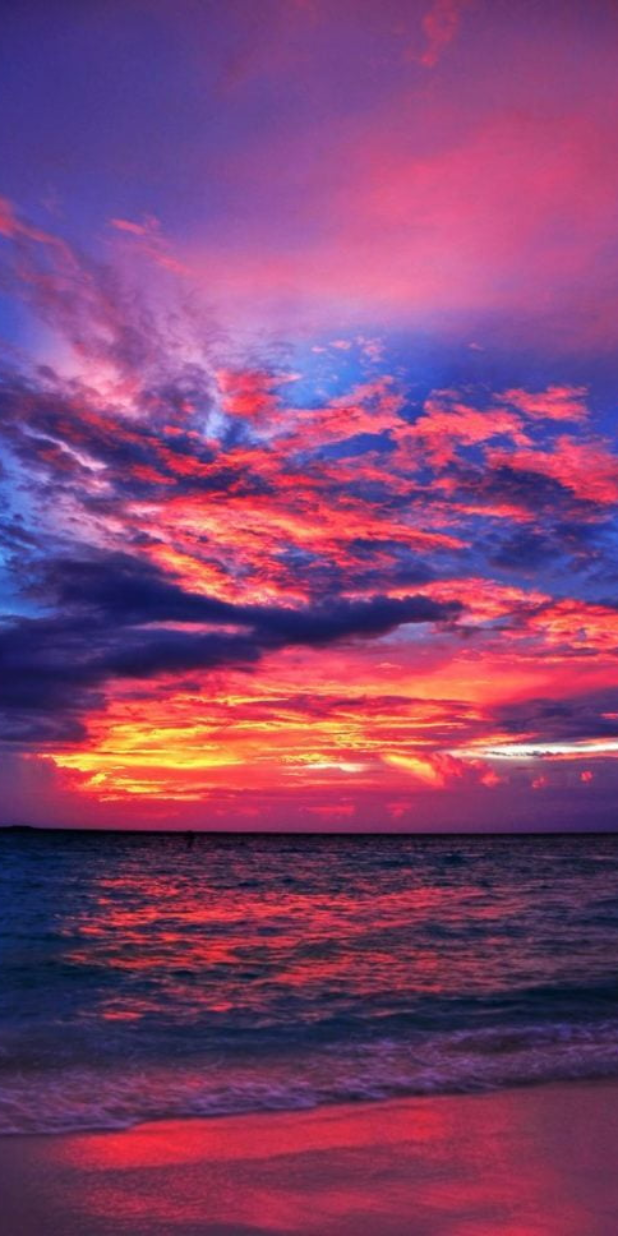
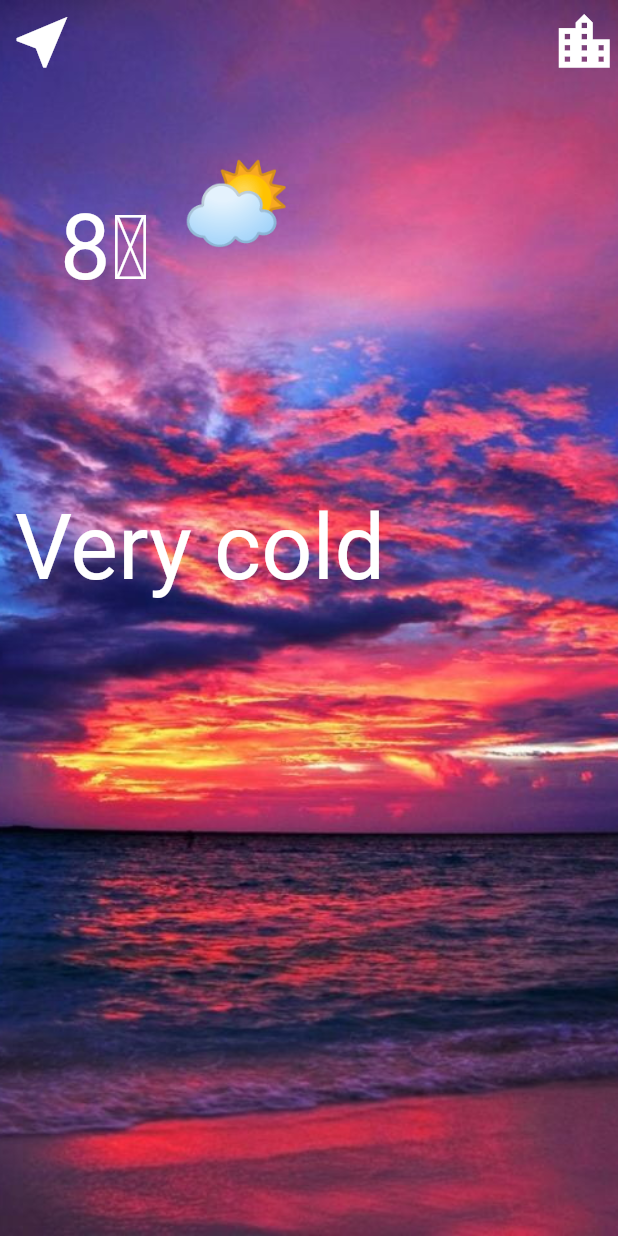
Before and after one commit to BestCod3/weather_app, a Flutter app: the screen it shows after launch, on a phone screen of 412 x 824 dp. Run offline on Flutter 3.47's test engine with Material 2 defaults, Android fonts, the phone set to English and light mode, and no system bars.

Commit message:
code prossecing

```diff
--- a/lib/pages/homePage.dart
+++ b/lib/pages/homePage.dart
@@ -7,10 +7,57 @@ class HomePage extends StatelessWidget {
   Widget build(BuildContext context) {
     return SafeArea(
       child: Scaffold(
+        extendBodyBehindAppBar: true,
+        appBar: AppBar(
+          elevation: 0,
+          backgroundColor: Colors.transparent,
+          leading: Icon(
+            Icons.near_me,
+            size: 45,
+          ),
+          actions: [
+            Icon(
+              Icons.location_city,
+              size: 45,
+            )
+          ],
+        ),
         body: Container(
+          width: double.infinity,
           decoration: BoxDecoration(
             image: DecorationImage(
                 image: AssetImage('assets/images/sea.jpg'), fit: BoxFit.cover),
+          ),
+          child: Stack(
+            children: [
+              Positioned(
+                top: 100,
+                left: 120,
+                child: Text(
+                  '⛅',
+                  style: TextStyle(fontSize: 60, color: Colors.white),
+                ),
+              ),
+              Positioned(
+                top: 130,
+                left: 40,
+                child: Text(
+                  '8\u2103',
+                  style: TextStyle(fontSize: 60, color: Colors.white),
+                ),
+              ),
+              Positioned(
+                top: 330,
+                left: 10,
+                child: Text(
+                  'Very cold',
+                  style: TextStyle(fontSize: 60, color: Colors.white),
+                ),
+                //try как приходить информация находит ошибки итд.
+                //initstate до скаффолда
+                //json formatter
+              )
+            ],
           ),
         ),
       ),
```
